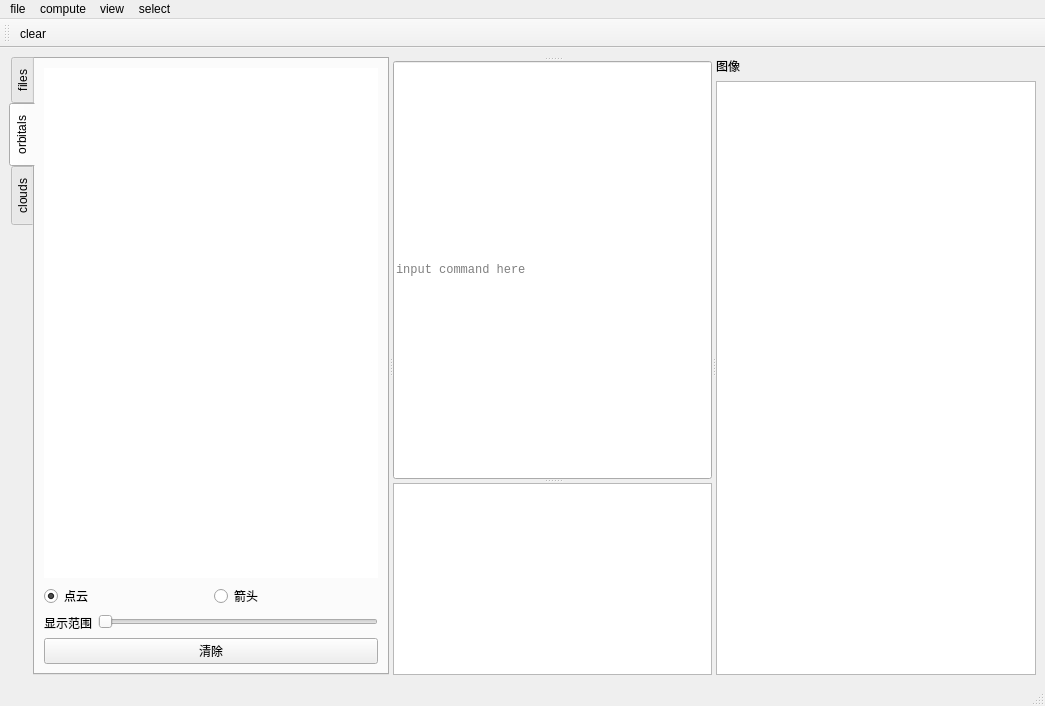
Before: the Qt Designer form app/app.ui in feifeiboys/pywfn, drawn with Qt 5.
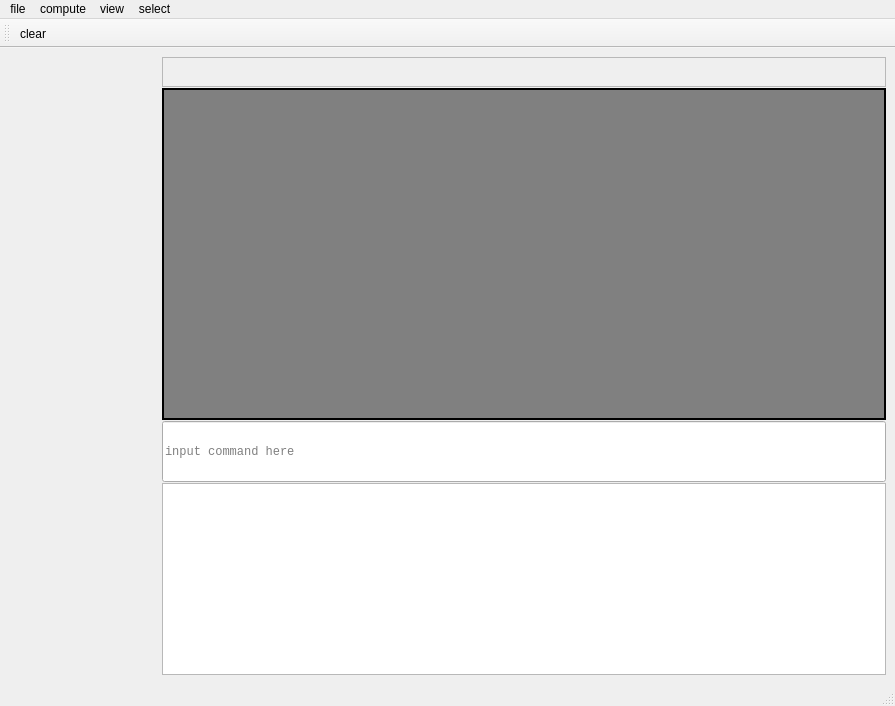
After: the same form once the commit is applied. The open tabs and pages were chosen to show the change.

The edit to the form file:
```diff
--- a/app/app.ui
+++ b/app/app.ui
@@ -9,13 +9,19 @@
    <rect>
     <x>0</x>
     <y>0</y>
-    <width>1045</width>
+    <width>895</width>
     <height>706</height>
    </rect>
   </property>
   <property name="windowTitle">
    <string>HFV</string>
   </property>
+  <property name="styleSheet">
+   <string notr="true">#canvas{
+height:80%;
+background-color:gray;
+}</string>
+  </property>
   <property name="documentMode">
    <bool>false</bool>
   </property>
@@ -23,163 +29,94 @@
    <enum>QTabWidget::Rounded</enum>
   </property>
   <widget class="QWidget" name="centralwidget">
-   <layout class="QVBoxLayout" name="verticalLayout_5">
+   <layout class="QVBoxLayout" name="verticalLayout">
     <item>
      <widget class="QSplitter" name="splitter_2">
       <property name="orientation">
        <enum>Qt::Horizontal</enum>
       </property>
-      <widget class="QTabWidget" name="tabWidget_2">
+      <property name="handleWidth">
+       <number>0</number>
+      </property>
+      <widget class="QFrame" name="icons">
        <property name="sizePolicy">
-        <sizepolicy hsizetype="Minimum" vsizetype="Expanding">
-         <horstretch>0</horstretch>
+        <sizepolicy hsizetype="Preferred" vsizetype="Preferred">
+         <horstretch>1</horstretch>
          <verstretch>0</verstretch>
         </sizepolicy>
        </property>
-       <property name="baseSize">
+       <property name="minimumSize">
         <size>
-         <width>200</width>
+         <width>40</width>
          <height>0</height>
         </size>
        </property>
-       <property name="tabPosition">
-        <enum>QTabWidget::West</enum>
+       <property name="maximumSize">
+        <size>
+         <width>40</width>
+         <height>16777215</height>
+        </size>
        </property>
-       <property name="currentIndex">
+       <property name="frameShape">
+        <enum>QFrame::NoFrame</enum>
+       </property>
+       <property name="frameShadow">
+        <enum>QFrame::Sunken</enum>
+       </property>
+       <property name="lineWidth">
         <number>0</number>
        </property>
-       <widget class="QWidget" name="tab_files">
-        <attribute name="title">
-         <string>files</string>
-        </attribute>
-        <layout class="QVBoxLayout" name="verticalLayout_3">
-         <item>
-          <widget class="QListWidget" name="listWidget_files">
-           <property name="frameShape">
-            <enum>QFrame::NoFrame</enum>
-           </property>
-          </widget>
-         </item>
-        </layout>
-       </widget>
-       <widget class="QWidget" name="tab_orbitals">
-        <attribute name="title">
-         <string>orbitals</string>
-        </attribute>
-        <layout class="QVBoxLayout" name="verticalLayout">
-         <item>
-          <widget class="QListWidget" name="listWidget_orbitals">
-           <property name="sizePolicy">
-            <sizepolicy hsizetype="Expanding" vsizetype="Expanding">
-             <horstretch>0</horstretch>
-             <verstretch>0</verstretch>
-            </sizepolicy>
-           </property>
-           <property name="baseSize">
-            <size>
-             <width>400</width>
-             <height>0</height>
-            </size>
-           </property>
-           <property name="frameShape">
-            <enum>QFrame::NoFrame</enum>
-           </property>
-          </widget>
-         </item>
-         <item>
-          <layout class="QGridLayout" name="gridLayout">
-           <item row="0" column="1">
-            <widget class="QRadioButton" name="radioCloud">
-             <property name="text">
-              <string>箭头</string>
-             </property>
-            </widget>
-           </item>
-           <item row="0" column="0">
-            <widget class="QRadioButton" name="radioVector">
-             <property name="text">
-              <string>点云</string>
-             </property>
-             <property name="checked">
-              <bool>true</bool>
-             </property>
-            </widget>
-           </item>
-          </layout>
-         </item>
-         <item>
-          <layout class="QFormLayout" name="formLayout">
-           <item row="0" column="0">
-            <widget class="QLabel" name="label_3">
-             <property name="text">
-              <string>显示范围</string>
-             </property>
-            </widget>
-           </item>
-           <item row="0" column="1">
-            <widget class="QSlider" name="cloudRangeSlider">
-             <property name="orientation">
-              <enum>Qt::Horizontal</enum>
-             </property>
-            </widget>
-           </item>
-          </layout>
-         </item>
-         <item>
-          <widget class="QPushButton" name="clearCloudBtn">
-           <property name="text">
-            <string>清除</string>
-           </property>
-          </widget>
-         </item>
-        </layout>
-       </widget>
-       <widget class="QWidget" name="tab_clouds">
-        <attribute name="title">
-         <string>clouds</string>
-        </attribute>
-        <layout class="QVBoxLayout" name="verticalLayout_6">
-         <item>
-          <widget class="QListWidget" name="listWidget_clouds">
-           <property name="frameShape">
-            <enum>QFrame::NoFrame</enum>
-           </property>
-          </widget>
-         </item>
-        </layout>
-       </widget>
+      </widget>
+      <widget class="QFrame" name="view">
+       <property name="sizePolicy">
+        <sizepolicy hsizetype="Preferred" vsizetype="Preferred">
+         <horstretch>4</horstretch>
+         <verstretch>0</verstretch>
+        </sizepolicy>
+       </property>
+       <property name="frameShape">
+        <enum>QFrame::NoFrame</enum>
+       </property>
+       <property name="frameShadow">
+        <enum>QFrame::Raised</enum>
+       </property>
+       <property name="lineWidth">
+        <number>0</number>
+       </property>
       </widget>
       <widget class="QSplitter" name="splitter">
+       <property name="sizePolicy">
+        <sizepolicy hsizetype="Preferred" vsizetype="Expanding">
+         <horstretch>10</horstretch>
+         <verstretch>0</verstretch>
+        </sizepolicy>
+       </property>
        <property name="orientation">
         <enum>Qt::Vertical</enum>
        </property>
-       <widget class="QWidget" name="canvasWidget" native="true">
-        <layout class="QVBoxLayout" name="verticalLayout_4">
-         <property name="spacing">
-          <number>0</number>
-         </property>
-         <property name="leftMargin">
-          <number>0</number>
-         </property>
-         <property name="topMargin">
-          <number>0</number>
-         </property>
-         <property name="rightMargin">
-          <number>0</number>
-         </property>
-         <property name="bottomMargin">
-          <number>0</number>
-         </property>
-         <item>
-          <layout class="QVBoxLayout" name="canvasLayout">
-           <property name="spacing">
-            <number>0</number>
-           </property>
-          </layout>
-         </item>
-        </layout>
+       <property name="handleWidth">
+        <number>1</number>
+       </property>
+       <widget class="QFrame" name="fileTab">
+        <property name="frameShape">
+         <enum>QFrame::StyledPanel</enum>
+        </property>
+        <property name="frameShadow">
+         <enum>QFrame::Raised</enum>
+        </property>
        </widget>
-       <widget class="QLineEdit" name="lineEdit">
+       <widget class="QFrame" name="canvas">
+        <property name="sizePolicy">
+         <sizepolicy hsizetype="Preferred" vsizetype="Preferred">
+          <horstretch>0</horstretch>
+          <verstretch>4</verstretch>
+         </sizepolicy>
+        </property>
+        <property name="frameShape">
+         <enum>QFrame::WinPanel</enum>
+        </property>
+       </widget>
+       <widget class="QLineEdit" name="command">
         <property name="sizePolicy">
          <sizepolicy hsizetype="Expanding" vsizetype="Fixed">
           <horstretch>0</horstretch>
@@ -197,24 +134,6 @@
        </widget>
        <widget class="QTextBrowser" name="log"/>
       </widget>
-      <widget class="QWidget" name="">
-       <layout class="QVBoxLayout" name="info">
-        <item>
-         <widget class="QLabel" name="imgLabel">
-          <property name="text">
-           <string>图像</string>
-          </property>
-         </widget>
-        </item>
-        <item>
-         <widget class="QTextBrowser" name="textBrowser">
-          <property name="placeholderText">
-           <string/>
-          </property>
-         </widget>
-        </item>
-       </layout>
-      </widget>
      </widget>
     </item>
    </layout>
@@ -224,7 +143,7 @@
     <rect>
      <x>0</x>
      <y>0</y>
-     <width>1045</width>
+     <width>895</width>
      <height>22</height>
     </rect>
    </property>
```
